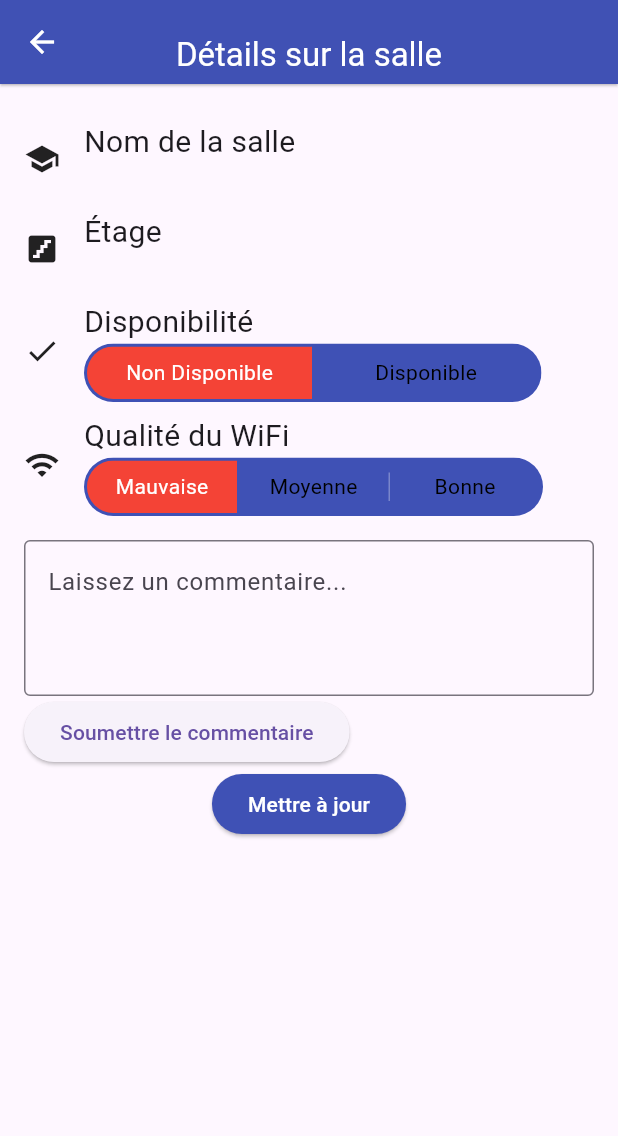
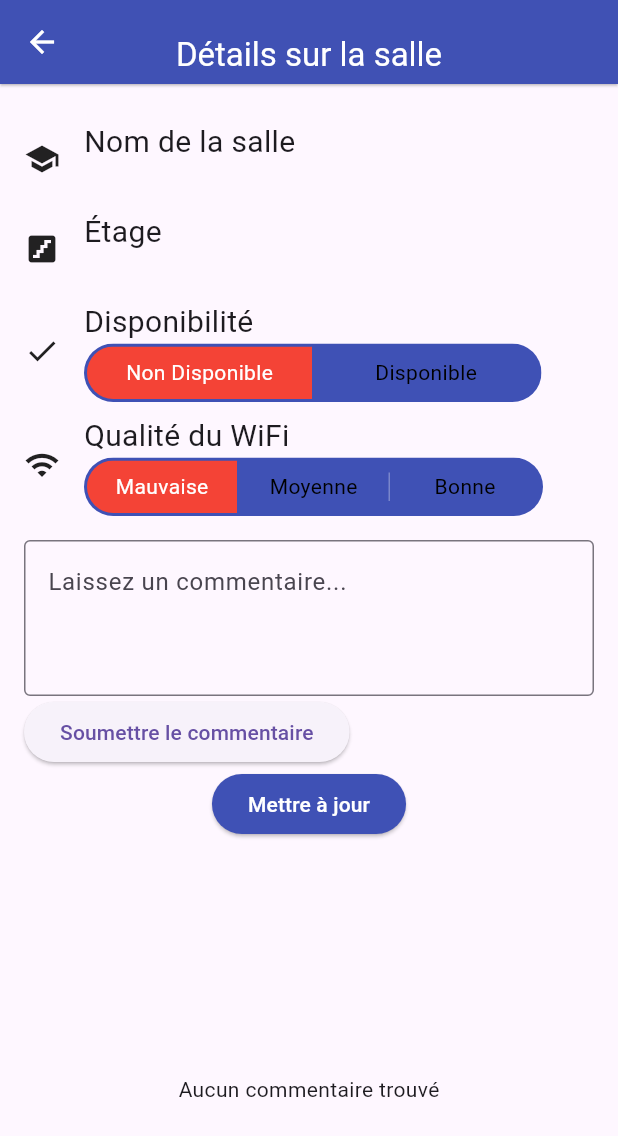
Before and after one commit to Lana487/projet_flutter, a Flutter app: the SalleDetailPage screen opened directly with empty values, on a phone screen of 412 x 824 dp. Shown: the top 1136 px of the screen. Run offline on Flutter 3.47's test engine with Material 3 defaults, Android fonts, the phone set to English and light mode, and no system bars; drawn by our look-alikes of toggle_switch; our stand-ins replace cloud_firestore, firebase_core, gap; accounts and stored records are empty.

Commit message:
Gestion commentaire

```diff
--- a/lib/services/database.dart
+++ b/lib/services/database.dart
@@ -8,6 +8,7 @@ class DatabaseService {
       FirebaseFirestore.instance.collection('Salle');
   final CollectionReference etageCollection =
       FirebaseFirestore.instance.collection('Etage');
+      final FirebaseFirestore _firestore = FirebaseFirestore.instance;
 
   //Récupération de tous les étages
   Stream<List<Etage>> recuperationEtages() async* {
@@ -23,6 +24,19 @@ class DatabaseService {
     }
   }
 
+  ///****test récup commentaire   ///
+  Stream<List<Commentaire>> recuperationCommentaire(String idClasse) async* {
+    List<Commentaire> commentaires = [];
+     QuerySnapshot commentaireSnapshot = await FirebaseFirestore.instance
+        .collection('Commentaire')
+        .where('id_salle', isEqualTo: idClasse)
+        .get();
+for (var commentaire in commentaireSnapshot.docs) {
+      commentaires.add(Commentaire.fromFireStore(commentaire));
+    }
+      yield commentaires; // Emets la liste partiellement remplie à chaque itération
+    }
+
   //Récupération des salles rattachées à l'id de l'étage passé en paramètre
   Future<List<Salle>> recuperationSalles(String idEtage) async {
     List<Salle> salles = [];
@@ -34,19 +48,16 @@ class DatabaseService {
     return salles;
   }
 
-  /// *****Commentaires**************
-  //Récupération des commentaires fait sur une salle dont l'id est passé en paramètre
-  Future<List<Commentaire>> recuperationCommentaire(String idClasse) async {
-    List<Commentaire> commentaires = [];
-    QuerySnapshot commentaireSnapshot = await FirebaseFirestore.instance
-        .collection('Commentaire')
-        .where('id_salle', isEqualTo: idClasse)
-        .get();
-    for (var commentaire in commentaireSnapshot.docs) {
-      commentaires.add(Commentaire.fromFireStore(commentaire));
-    }
-    return commentaires;
+
+
+  Stream<QuerySnapshot> recuperationCommentaireStream(String classroomId)  {
+    return FirebaseFirestore.instance.collection('Commentaire')
+      .where('classroomId', isEqualTo: classroomId)
+      .orderBy('date', descending: true)
+      .snapshots();
   }
+
+
 
   // Ajout des commentaires dans la  base de données
   Future<void> ajoutCommentaire(
--- a/lib/vues/salle_detail_page.dart
+++ b/lib/vues/salle_detail_page.dart
@@ -1,8 +1,9 @@
 import 'package:flutter/material.dart';
 import 'package:flutter_appchat/services/database.dart';
 import 'package:flutter_appchat/widgets/boite_dialogue.dart';
+import 'package:flutter_appchat/widgets/liste_com.dart';
 import 'package:gap/gap.dart';
-import 'package:cloud_firestore/cloud_firestore.dart';
+//import 'package:cloud_firestore/cloud_firestore.dart';
 import '../models/salle.dart';
 import 'package:toggle_switch/toggle_switch.dart';
 import '../widgets/detail_tuile.dart';
@@ -10,6 +11,7 @@ import '../widgets/detail_tuile.dart';
 class SalleDetailPage extends StatefulWidget {
   final Salle salle;
   final String nomEtage;
+
 
   const SalleDetailPage({super.key, required this.salle, required this.nomEtage});
 
@@ -218,6 +220,11 @@ class SalleDetailPageState extends State<SalleDetailPage> {
                   child: const Text("Mettre à jour"),
                 ),
               ),
+              const SizedBox(height: 16),
+              Container(
+                height: 300,
+              child: ListeCommentaires(idClasse: widget.salle.id),
+              ),
             ],
           ),
         ),
--- /dev/null
+++ b/lib/widgets/liste_com.dart
@@ -0,0 +1,54 @@
+
+import 'package:flutter/material.dart';
+import 'package:flutter_appchat/models/commentaire.dart';
+import 'package:flutter_appchat/services/database.dart';
+
+class ListeCommentaires extends StatefulWidget {
+  final String idClasse;
+  const ListeCommentaires({super.key,required this.idClasse});
+
+  @override
+  State<ListeCommentaires> createState() => _ListeCommentairesState();
+}
+DatabaseService dbs= DatabaseService();
+
+class _ListeCommentairesState extends State<ListeCommentaires> {
+
+
+  @override
+  Widget build(BuildContext context) {
+    return StreamBuilder<List<Commentaire>>(
+          stream: DatabaseService().recuperationCommentaire(widget.idClasse),
+          builder: (context, snapshot) {
+            if (snapshot.connectionState == ConnectionState.waiting) {
+              return const Center(child: CircularProgressIndicator());
+            } else if (snapshot.hasError) {
+              return const Center(child: Text("Une erreur est survenue"));
+            }
+            else if (!snapshot.hasData || snapshot.data!.isEmpty) {
+          return const Center(child: Text("Aucun commentaire trouvé"));
+         }
+            else {
+              final commentaires = snapshot.data!;
+              return SingleChildScrollView(
+                  scrollDirection: Axis.horizontal,
+                  child: DataTable(
+                    columns: const [
+                      DataColumn(label: Text('Commentaire')),
+                       DataColumn(label:  Text('Date')),
+                    ],
+                    rows: commentaires.map((comment) {
+                      return DataRow(cells: [
+                        DataCell(Text(comment.contenu)),
+                        DataCell(Text(comment.dateCommentaire.toString())),
+                      ]);
+                    }).toList(),
+                  ),
+                );
+
+            }
+          },
+        );
+
+  }
+}
```
